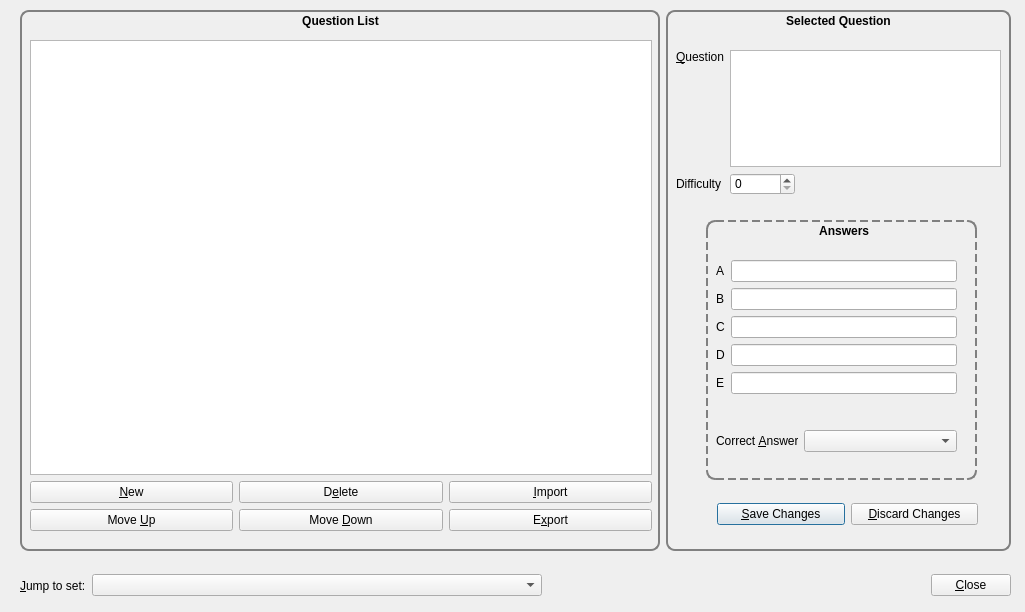
sobjornstad/clicker-quiz-manager, file designer/editset.ui: the form before one commit.
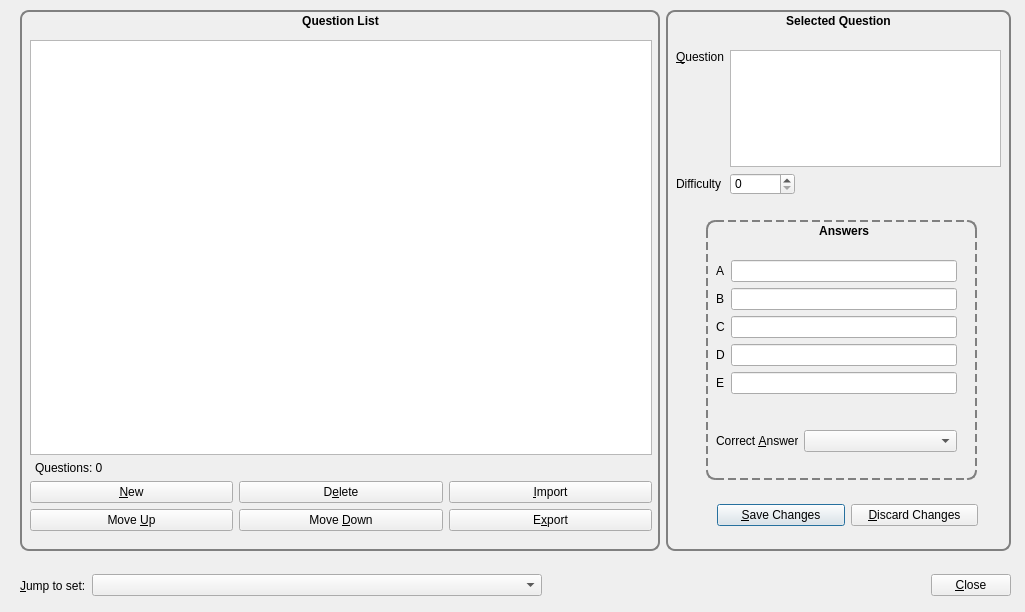
The form after the commit.

Commit message:
show total number of questions in set editor
I had Mama add her first set of questions, and I noticed she kept having
to count how many questions were in the list because she wanted ten per
set. I figured this would be cleaner and easier to code than writing the
number in front of each question in the list.

```diff
--- a/designer/editset.ui
+++ b/designer/editset.ui
@@ -65,6 +65,16 @@
           </property>
          </widget>
         </item>
+        <item>
+         <widget class="QLabel" name="questionTotalDisplay">
+          <property name="text">
+           <string>Questions: 0</string>
+          </property>
+          <property name="indent">
+           <number>5</number>
+          </property>
+         </widget>
+        </item>
         <item>
          <layout class="QGridLayout" name="gridLayout_2">
           <item row="0" column="0">
@@ -328,7 +338,7 @@
          <x>51</x>
          <y>490</y>
          <width>261</width>
-         <height>29</height>
+         <height>30</height>
         </rect>
        </property>
        <layout class="QHBoxLayout" name="horizontalLayout_3">
```
The commit also changes 1 other file.
